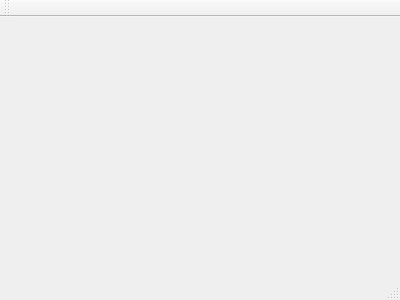
Before: the Qt Designer form qt_tester/mainwindow.ui in strandquistg/aDBS, drawn with Qt 5.
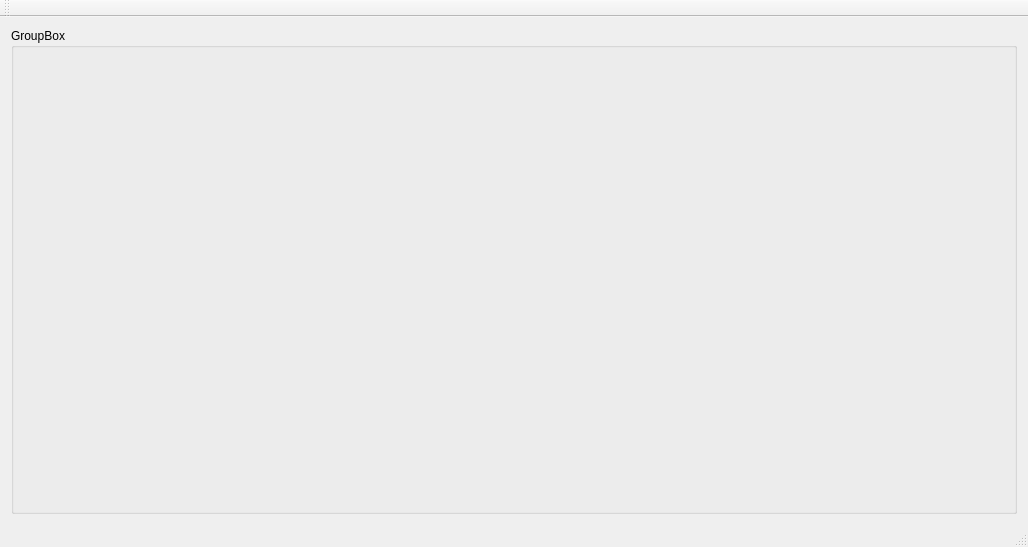
After: the same form once the commit is applied.

Diff of the .ui file:
```diff
--- a/qt_tester/mainwindow.ui
+++ b/qt_tester/mainwindow.ui
@@ -1,24 +1,56 @@
 <ui version="4.0">
  <class>MainWindow</class>
- <widget class="QMainWindow" name="MainWindow" >
-  <property name="geometry" >
+ <widget class="QMainWindow" name="MainWindow">
+  <property name="geometry">
    <rect>
     <x>0</x>
     <y>0</y>
-    <width>400</width>
-    <height>300</height>
+    <width>1028</width>
+    <height>547</height>
    </rect>
   </property>
   <property name="windowTitle" >
    <string>MainWindow</string>
   </property>
-  <widget class="QMenuBar" name="menuBar" />
-  <widget class="QToolBar" name="mainToolBar" />
-  <widget class="QWidget" name="centralWidget" />
-  <widget class="QStatusBar" name="statusBar" />
+  <widget class="QWidget" name="centralWidget">
+   <layout class="QVBoxLayout" name="verticalLayout">
+    <item>
+     <layout class="QGridLayout" name="gridLayout">
+      <item row="0" column="0">
+       <widget class="QGroupBox" name="groupBox">
+        <property name="title">
+         <string>GroupBox</string>
+        </property>
+        <property name="checkable">
+         <bool>false</bool>
+        </property>
+       </widget>
+      </item>
+     </layout>
+    </item>
+   </layout>
+  </widget>
+  <widget class="QMenuBar" name="menuBar">
+   <property name="geometry">
+    <rect>
+     <x>0</x>
+     <y>0</y>
+     <width>1028</width>
+     <height>22</height>
+    </rect>
+   </property>
+  </widget>
+  <widget class="QToolBar" name="mainToolBar">
+   <attribute name="toolBarArea">
+    <enum>TopToolBarArea</enum>
+   </attribute>
+   <attribute name="toolBarBreak">
+    <bool>false</bool>
+   </attribute>
+  </widget>
+  <widget class="QStatusBar" name="statusBar"/>
  </widget>
- <layoutDefault spacing="6" margin="11" />
- <pixmapfunction></pixmapfunction>
+ <layoutdefault spacing="6" margin="11"/>
  <resources/>
  <connections/>
 </ui>
```
Left out of the diff: 3 changed lines with no effect on the pictures.
